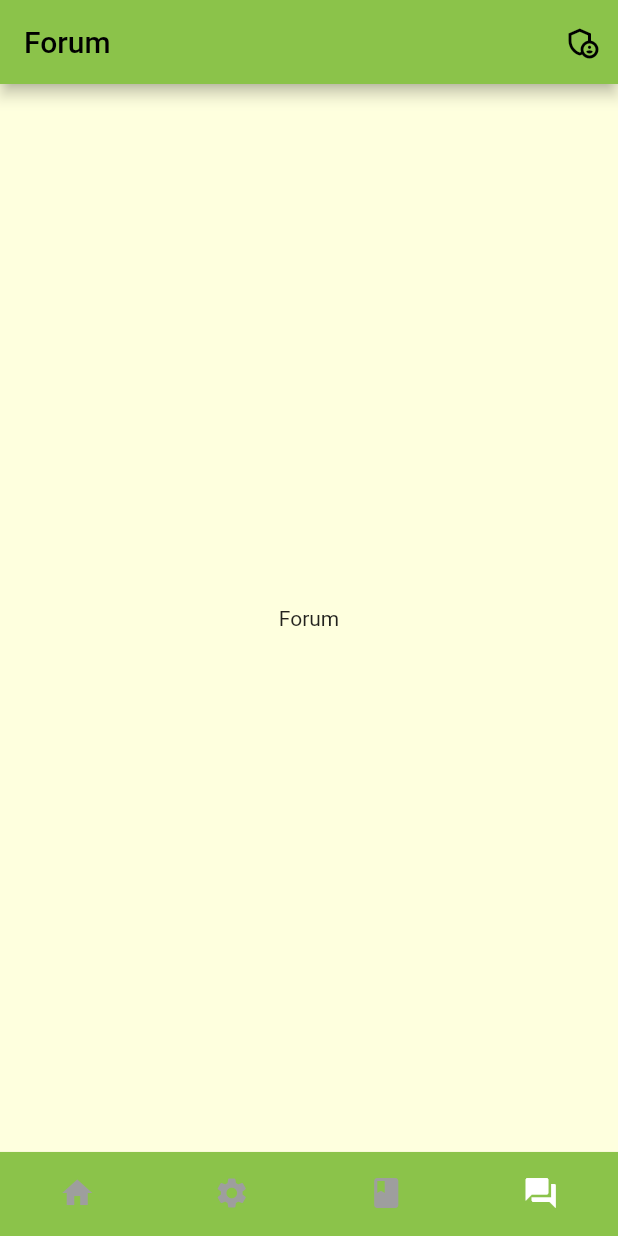
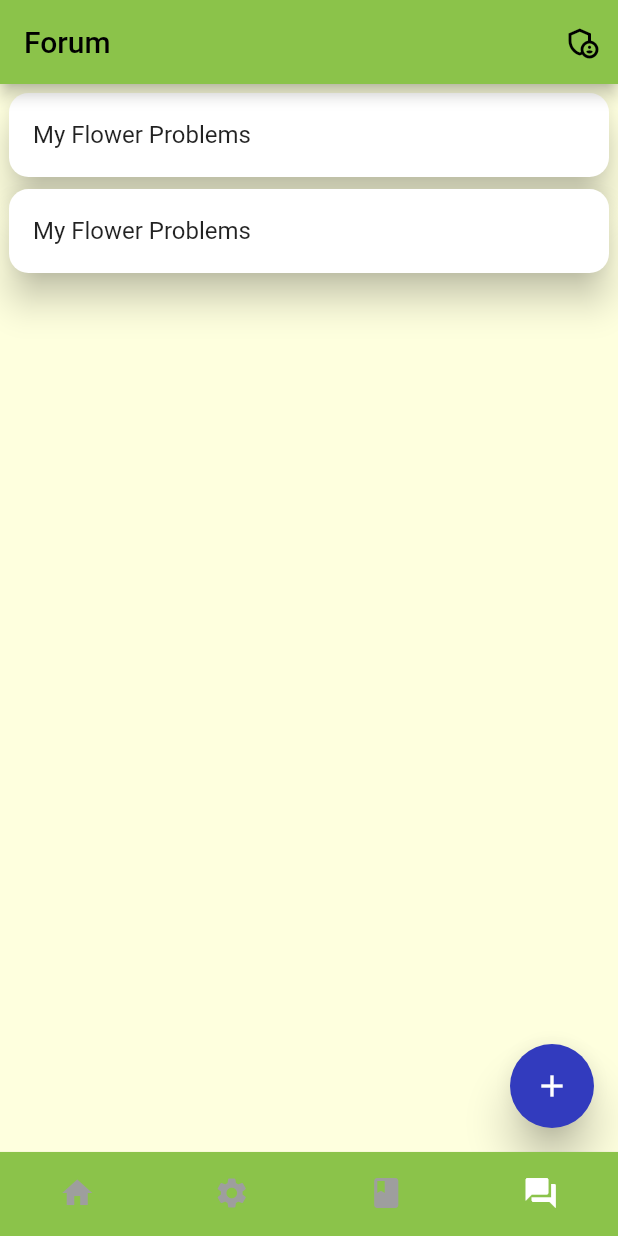
Before and after one commit to lochana-vishwajith/Flower_app, a Flutter app: the screen it shows after launch, item 4 of the bottom bar chosen, on a phone screen of 412 x 824 dp. Run offline on Flutter 3.47's test engine with Material 2 defaults, Android fonts, the phone set to English and light mode, and no system bars; our stand-ins replace image_picker, snippet_coder_utils.

Commit message:
forum ui implemented

```diff
--- /dev/null
+++ b/client/lib/Components/card_component.dart
@@ -0,0 +1,24 @@
+import 'package:client/models/forum_items.dart';
+import 'package:flutter/material.dart';
+
+class CardComponent extends StatelessWidget {
+  // final ForumItem item;
+  final String title;
+  const CardComponent({Key? key, required this.title}) : super(key: key);
+
+  @override
+  Widget build(BuildContext context) {
+    return Card(
+      shape: RoundedRectangleBorder(borderRadius: BorderRadius.circular(13.0)),
+      elevation: 10,
+      child: Column(
+        mainAxisSize: MainAxisSize.min,
+        children: [
+          ListTile(
+            title: Text(title),
+          )
+        ],
+      ),
+    );
+  }
+}
--- /dev/null
+++ b/client/lib/models/forum_items.dart
@@ -0,0 +1,20 @@
+class ForumItem {
+  final String question;
+  final String description;
+  final String image;
+
+  const ForumItem({
+    required this.question,
+    required this.description,
+    required this.image,
+  });
+}
+
+const List<ForumItem> items = [
+  ForumItem(
+    question: "Flower is not grown properly",
+    description: "description",
+    image:
+        "https://images.unsplash.com/photo-1525966222134-fcfa99b8ae77?ixlib=rb-1.2.1&ixid=MnwxMjA3fDB8MHxwaG90by1wYWdlfHx8fGVufDB8fHx8&auto=format&fit=crop&w=998&q=80",
+  )
+];
--- a/client/lib/screens/forum/forum.dart
+++ b/client/lib/screens/forum/forum.dart
@@ -1,3 +1,4 @@
+import 'package:client/Components/card_component.dart';
 import 'package:flutter/material.dart';
 
 class Forum extends StatelessWidget {
@@ -5,8 +6,27 @@ class Forum extends StatelessWidget {
 
   @override
   Widget build(BuildContext context) {
-    return const Center(
-      child: Text('Forum'),
+    return Scaffold(
+      body: Padding(
+        padding: const EdgeInsets.all(2),
+        child: ListView(children: const [
+          CardComponent(
+            title: "My Flower Problems",
+          ),
+          CardComponent(
+            title: "My Flower Problems",
+          ),
+        ]),
+      ),
+      floatingActionButton: const FloatingActionButton(
+          onPressed: null,
+          backgroundColor: Color.fromARGB(255, 50, 59, 190),
+          splashColor: Color.fromARGB(255, 116, 114, 214),
+          hoverColor: Color.fromARGB(255, 6, 24, 58),
+          foregroundColor: Color.fromARGB(255, 255, 255, 255),
+          elevation: 12,
+          tooltip: 'Start Coversation',
+          child: Icon(Icons.add)),
     );
   }
 }
```
Also changed, not shown: 3 other files.
